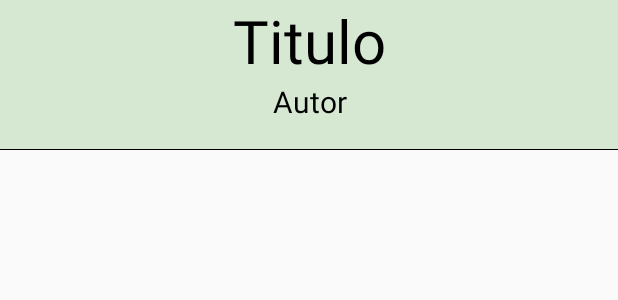
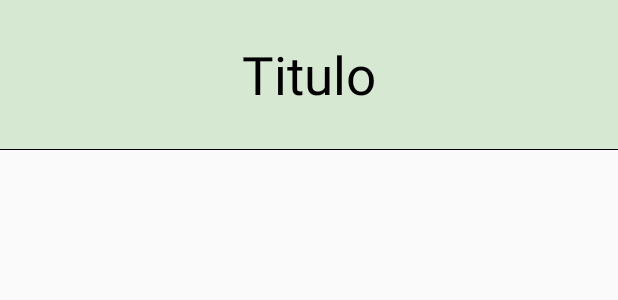
Before and after one commit to Sebassllr/TechSolutions, an Android app: the layout rv_articles.xml on its own in the app's theme, with its tools: preview values and no code run, on a phone screen of 412 x 824 dp. Shown: the top 300 px of the screen. Run offline under Robolectric (Android 15) with nearby library versions, the phone set to English and light mode, and no system bars.

Commit message:
Se organiza método que mostraba los artículos de forma incorrecta

```diff
--- a/app/src/main/java/com/example/usuario/techsolutions/ArticleFragment.java
+++ b/app/src/main/java/com/example/usuario/techsolutions/ArticleFragment.java
@@ -40,13 +40,14 @@ public class ArticleFragment extends Fragment {
     private RVArticles rvArticles;
     private LinearLayoutManager mLinearLayoutManager;
 
-    public static ArrayList<Article> mDataTest = new ArrayList();
+    public static ArrayList<Article> mDataTest;
 
     @Override
     public View onCreateView(LayoutInflater inflater, ViewGroup container,
                              Bundle savedInstanceState) {
         // Inflate the layout for this fragment
         view = inflater.inflate(R.layout.fragment_article, container, Boolean.FALSE);
+        mDataTest = new ArrayList();
         initializer();
         return view;
     }
@@ -67,8 +68,7 @@ public class ArticleFragment extends Fragment {
     private void setRvArticles(){
         mRecyclerDates = view.findViewById(R.id.rv_articles) ;
         mRecyclerDates.setHasFixedSize(true);
-
-        mLinearLayoutManager =  new GridLayoutManager(view.getContext(), 2);
+        mLinearLayoutManager =  new GridLayoutManager(view.getContext(), 1);
         mRecyclerDates.setLayoutManager(mLinearLayoutManager);
         mRecyclerDates.setItemAnimator(new DefaultItemAnimator());
         rvArticles = new RVArticles(mDataTest, view.getContext());
--- a/app/src/main/java/com/example/usuario/techsolutions/MainFragentActivity.java
+++ b/app/src/main/java/com/example/usuario/techsolutions/MainFragentActivity.java
@@ -95,7 +95,7 @@ public class MainFragentActivity extends AppCompatActivity
 
         if (id == R.id.nav_camera) {
             Bundle bundle = new Bundle();
-            bundle.putBoolean("AddArticle", Boolean.TRUE);   //parameters are (key, value).
+            bundle.putBoolean("AddArticle", Boolean.TRUE);
             fragment = new AddArticleFragment();
             fragment.setArguments(bundle);
         } else if (id == R.id.nav_gallery) {
--- a/app/src/main/java/com/example/usuario/techsolutions/Transacciones.java
+++ b/app/src/main/java/com/example/usuario/techsolutions/Transacciones.java
@@ -56,9 +56,8 @@ public class Transacciones {
         return databaseReference.child(childDatabaseR).child(key).setValue(object);
     }
 
-    public void registrarArtículo(String title, String autor, String content, String idOwner, final String key){
-        Article article = new Article(autor, title, idOwner, content);
-
+    public void registrarArtículo(String title, String content, String idOwner, final String key){
+        Article article = new Article(title, idOwner, content);
         insertar(Article.ARTICLE_NODE_NAME, key, article).addOnCompleteListener(new OnCompleteListener<Void>() {
             @Override
             public void onComplete(@NonNull Task<Void> task) {
--- a/app/src/main/res/layout/rv_articles.xml
+++ b/app/src/main/res/layout/rv_articles.xml
@@ -3,27 +3,17 @@
     xmlns:android="http://schemas.android.com/apk/res/android"
     android:background="@color/colorPrimaryTransparent"
     android:layout_width="match_parent"
+    android:id="@+id/llRv"
     android:layout_height="100dp"
     android:orientation="vertical">
-    <LinearLayout
-        android:orientation="vertical"
+    <TextView
         android:layout_width="match_parent"
-        android:layout_height="99dp">
-        <TextView
-            android:layout_width="match_parent"
-            android:layout_height="wrap_content"
-            android:gravity="center"
-            android:text="@string/title"
-            android:textColor="@color/black"
-            android:textSize="40sp" />
-        <TextView
-            android:layout_width="match_parent"
-            android:layout_height="wrap_content"
-            android:gravity="center"
-            android:text="@string/autor"
-            android:textColor="@color/black"
-            android:textSize="20sp" />
-    </LinearLayout>
+        android:layout_height="99dp"
+        android:gravity="center"
+        android:text="@string/title"
+        android:id="@+id/tvTitle"
+        android:textColor="@color/black"
+        android:textSize="35sp" />
     <View
         android:layout_width="match_parent"
         android:layout_height="1dp"
```
Also changed, not shown: app/src/main/java/com/example/usuario/techsolutions/AddArticleFragment.java (+18 -6 lines), app/src/main/java/com/example/usuario/techsolutions/Article.java (+15 -13 lines), app/src/main/java/com/example/usuario/techsolutions/RVArticles.java (+19 -5 lines), app/src/main/res/layout/fragment_article.xml (+8 -6 lines).
